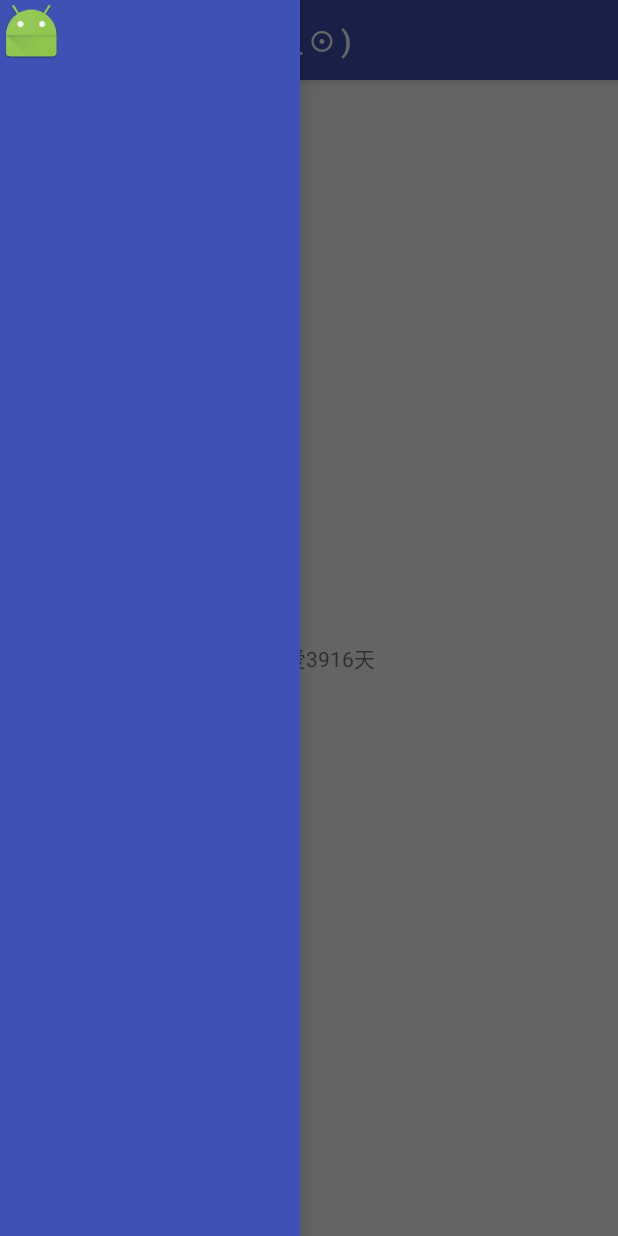
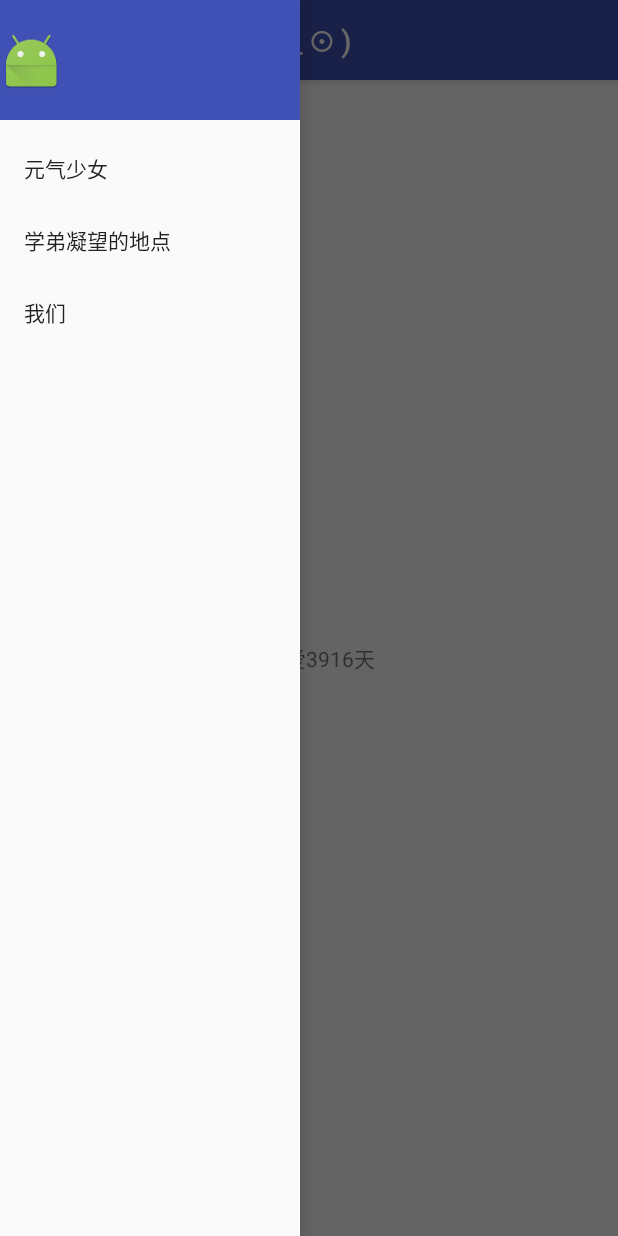
Before and after one commit to ssthouse/XinYing, an Android app: the screen it shows after launch (MainActivity), with the side drawer open, on a phone screen of 412 x 824 dp. Run offline under Robolectric (Android 15) with nearby library versions, the phone set to English and light mode, and no system bars; our stand-ins replace ButterKnife, Timber; 1 statement that could not run was skipped.

```diff
--- a/app/build.gradle
+++ b/app/build.gradle
@@ -29,5 +29,7 @@ dependencies {
     compile 'com.android.support:design:23.3.0'
     //Log
     compile 'com.jakewharton.timber:timber:4.1.2'
+    //瀑布流
+    compile 'com.etsy.android.grid:library:1.0.5'
 
 }
--- a/app/src/main/res/layout/activity_main.xml
+++ b/app/src/main/res/layout/activity_main.xml
@@ -3,6 +3,7 @@
     xmlns:tools="http://schemas.android.com/tools"
     android:layout_width="match_parent"
     android:layout_height="match_parent"
+    xmlns:app="http://schemas.android.com/apk/res-auto"
     tools:context=".main.MainActivity">
 
 
@@ -22,17 +23,11 @@
 
     </LinearLayout>
 
-    <LinearLayout
+    <android.support.design.widget.NavigationView
         android:layout_width="200dp"
-        android:layout_height="match_parent"
-        android:layout_gravity="left"
-        android:background="@color/colorPrimary"
-        android:orientation="vertical">
+        android:layout_gravity="start"
+        app:headerLayout="@layout/drawer_header"
+        app:menu="@menu/drawer"
+        android:layout_height="match_parent"/>
 
-        <ImageView
-            android:layout_width="42dp"
-            android:layout_height="42dp"
-            android:clickable="true"
-            android:src="@mipmap/ic_launcher" />
-    </LinearLayout>
 </android.support.v4.widget.DrawerLayout>
--- /dev/null
+++ b/app/src/main/res/layout/drawer_header.xml
@@ -0,0 +1,14 @@
+<?xml version="1.0" encoding="utf-8"?>
+<LinearLayout xmlns:android="http://schemas.android.com/apk/res/android"
+    android:layout_width="match_parent"
+    android:layout_height="80dp"
+    android:paddingTop="20dp"
+    android:background="@color/colorPrimary"
+    android:orientation="vertical">
+
+    <ImageView
+        android:layout_width="42dp"
+        android:layout_height="42dp"
+        android:src="@mipmap/ic_launcher" />
+
+</LinearLayout>
--- /dev/null
+++ b/app/src/main/res/menu/drawer.xml
@@ -0,0 +1,9 @@
+<?xml version="1.0" encoding="utf-8"?>
+<menu xmlns:android="http://schemas.android.com/apk/res/android">
+
+    <item android:title="元气少女"/>
+
+    <item android:title="学弟凝望的地点"/>
+
+    <item android:title="我们"/>
+</menu>
--- a/build.gradle
+++ b/build.gradle
@@ -3,6 +3,7 @@
 buildscript {
     repositories {
         jcenter()
+        mavenCentral()
     }
     dependencies {
         classpath 'com.android.tools.build:gradle:2.1.0'
```
